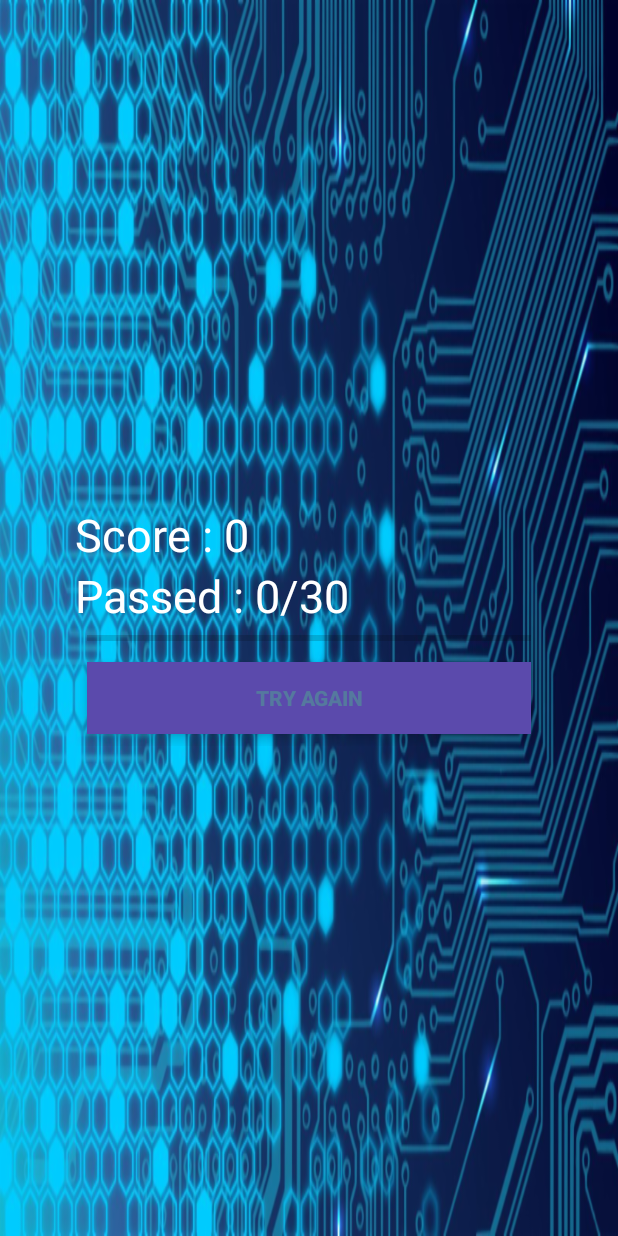
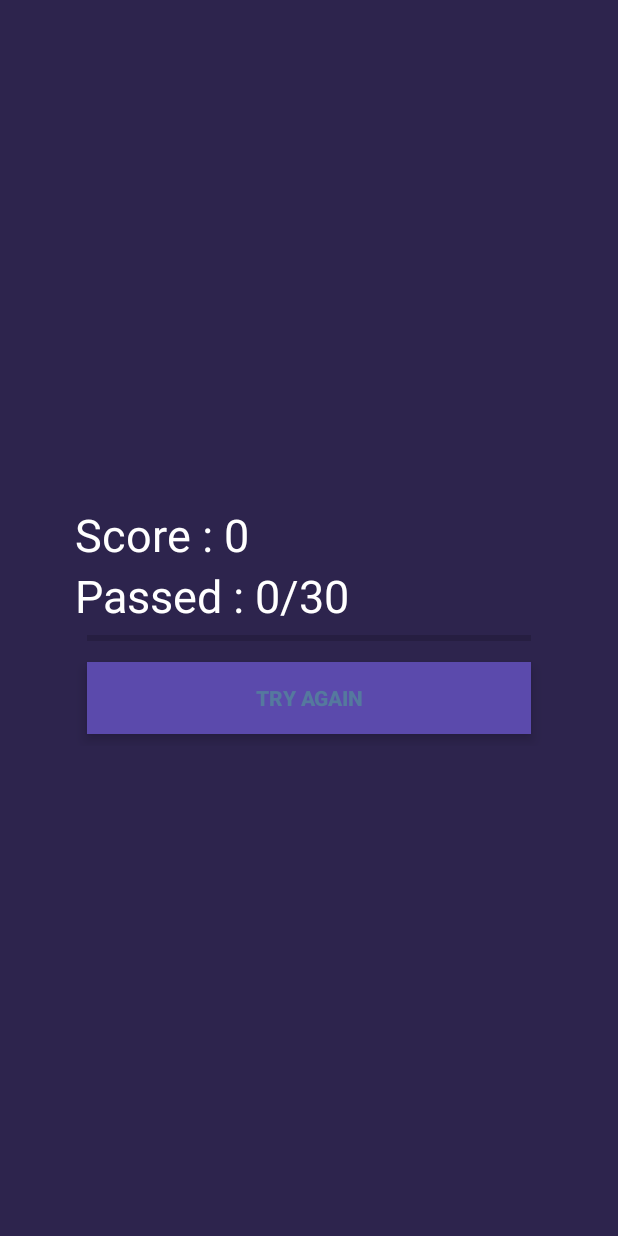
Before and after one commit to GullipalliVijayaAditya/ScholarQuiz, an Android app: the Done screen opened directly, with no data from a screen before it, on a phone screen of 412 x 824 dp. Run offline under Robolectric (Android 15) with nearby library versions, the light colour scheme and no system bars; our stand-ins replace Firebase (no records; nobody signed in at launch, a user with empty details on screens opened directly).

Commit message:
text size changed

```diff
--- a/app/src/main/java/com/example/adity/scholarquiz/MainActivity.java
+++ b/app/src/main/java/com/example/adity/scholarquiz/MainActivity.java
@@ -105,13 +105,17 @@ public class MainActivity extends AppCompatActivity {
 
                 } else
                     Toast.makeText(MainActivity.this, "User is not exits", Toast.LENGTH_SHORT).show();
+
             }
+
 
             @Override
             public void onCancelled(DatabaseError databaseError) {
 
             }
         });
+
+
 
 
     }
--- a/app/src/main/res/layout/activity_done.xml
+++ b/app/src/main/res/layout/activity_done.xml
@@ -3,7 +3,7 @@
     xmlns:tools="http://schemas.android.com/tools"
     android:layout_width="match_parent"
     android:layout_height="match_parent"
-    android:background="@drawable/bg_vertical"
+    android:background="@color/color7"
     tools:context=".Done">
 
     <RelativeLayout
--- a/app/src/main/res/layout/activity_playing.xml
+++ b/app/src/main/res/layout/activity_playing.xml
@@ -23,6 +23,7 @@
         android:layout_centerHorizontal="true"
         android:layout_marginTop="25dp"
         android:gravity="center"
+        android:textSize="50dp"
         android:visibility="invisible" />
 
     <RelativeLayout
```
